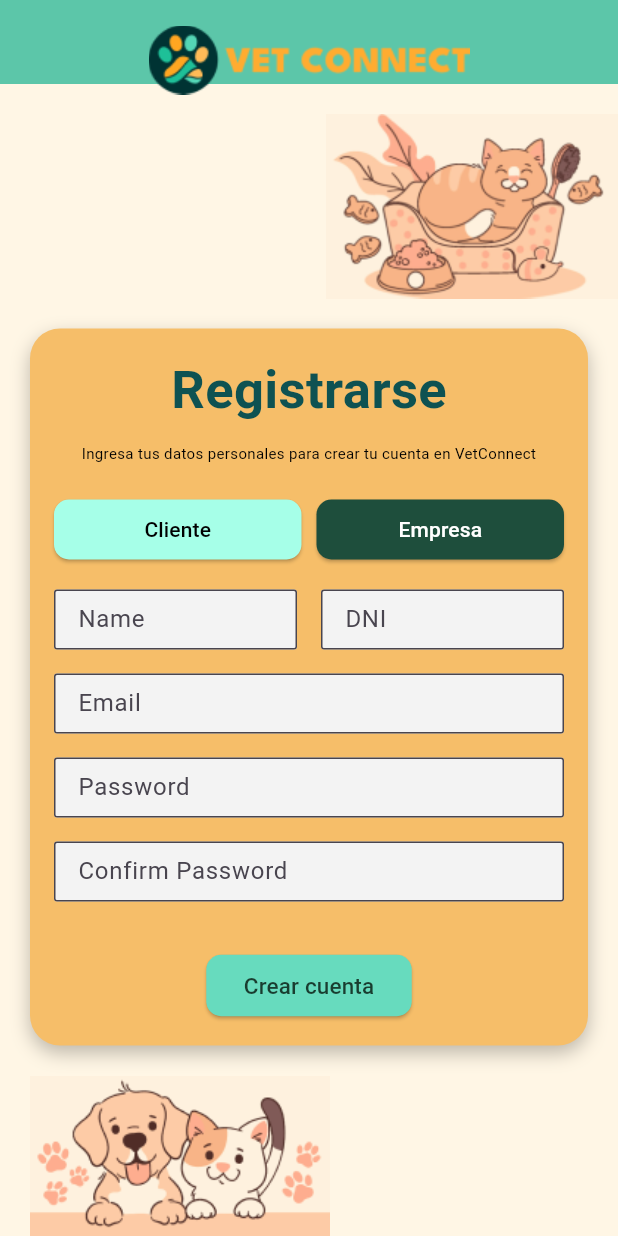
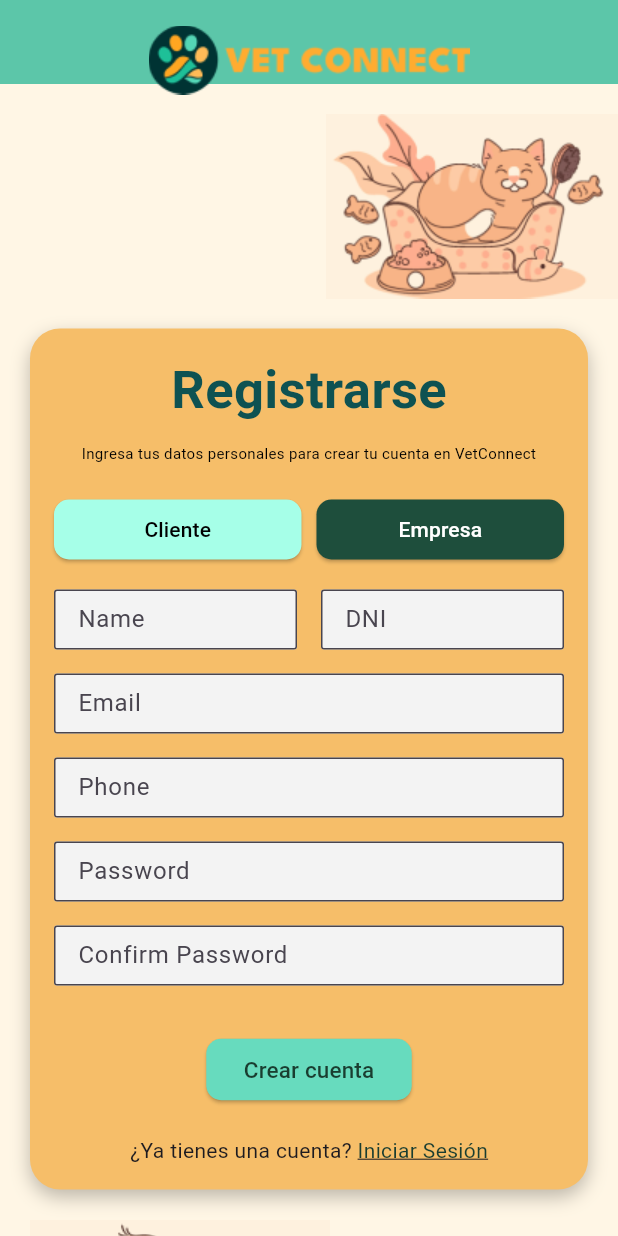
Before and after one commit to VetConnect-AppMoviles/VetConnect-App-Flutter, a Flutter app: the RegisterScreen screen opened by its route, on a phone screen of 412 x 824 dp. Run offline on Flutter 3.47's test engine with Material 3 defaults, Android fonts, the phone set to English and light mode, and no system bars.

Commit message:
feat: register_screen.dart

```diff
--- a/app_vetconnect_flutter/lib/screens/register_screen.dart
+++ b/app_vetconnect_flutter/lib/screens/register_screen.dart
@@ -1,4 +1,6 @@
 import 'package:flutter/material.dart';
+import 'package:http/http.dart' as http;
+import 'dart:convert';
 import '../widgets/custom_text_field.dart';
 
 class RegisterScreen extends StatefulWidget {
@@ -8,13 +10,64 @@ class RegisterScreen extends StatefulWidget {
 
 class _RegisterScreenState extends State<RegisterScreen> {
   final TextEditingController nameController = TextEditingController();
-  final TextEditingController dniController = TextEditingController();
   final TextEditingController emailController = TextEditingController();
   final TextEditingController passwordController = TextEditingController();
-  final TextEditingController confirmPasswordController =
-      TextEditingController();
+  final TextEditingController confirmPasswordController = TextEditingController();
+  final TextEditingController dniController = TextEditingController();
+  final TextEditingController rucController = TextEditingController();
+  final TextEditingController phoneController = TextEditingController();
 
   bool isClientSelected = true;
+
+  Future<void> _registerUser() async {
+    if (nameController.text.isEmpty ||
+        emailController.text.isEmpty ||
+        passwordController.text.isEmpty ||
+        confirmPasswordController.text.isEmpty ||
+        phoneController.text.isEmpty ||
+        (isClientSelected && dniController.text.isEmpty) ||
+        (!isClientSelected && rucController.text.isEmpty)) {
+      ScaffoldMessenger.of(context).showSnackBar(
+        SnackBar(content: Text('Please fill all fields')),
+      );
+      return;
+    }
+
+    if (passwordController.text != confirmPasswordController.text) {
+      ScaffoldMessenger.of(context).showSnackBar(
+        SnackBar(content: Text('Passwords do not match')),
+      );
+      return;
+    }
+
+    final String role = isClientSelected ? 'pet-owner' : 'vet-center';
+    final Map<String, dynamic> userData = {
+      'name': nameController.text,
+      'email': emailController.text,
+      'password': passwordController.text, // In a real app, hash the password
+      'phone': phoneController.text,
+      'roles': [role],
+    };
+
+    if (isClientSelected) {
+      userData['dni'] = dniController.text;
+    } else {
+      userData['ruc'] = rucController.text;
+    }
+
+    final response = await http.post(
+      Uri.parse('https://my-json-server.typicode.com/RodrLH/vetconnect-jsonserver/users'),
+      headers: {'Content-Type': 'application/json'},
+      body: json.encode(userData),
+    );
+
+    if (response.statusCode == 201) {
+      print('User Registered: ${nameController.text}');
+      Navigator.pushNamed(context, '/home');
+    } else {
+      print('Failed to register user');
+    }
+  }
 
   @override
   Widget build(BuildContext context) {
@@ -55,7 +108,6 @@ class _RegisterScreenState extends State<RegisterScreen> {
                   ],
                 ),
                 const SizedBox(height: 20),
-                // Formulario de registro
                 Container(
                   padding: const EdgeInsets.all(16.0),
                   margin: const EdgeInsets.symmetric(horizontal: 20),
@@ -90,7 +142,6 @@ class _RegisterScreenState extends State<RegisterScreen> {
                         ),
                       ),
                       const SizedBox(height: 20),
-                      // Botones de Cliente/Empresa
                       Row(
                         mainAxisAlignment: MainAxisAlignment.center,
                         children: [
@@ -146,7 +197,6 @@ class _RegisterScreenState extends State<RegisterScreen> {
                         ],
                       ),
                       const SizedBox(height: 16),
-                      // Campos del formulario
                       Row(
                         children: [
                           Expanded(
@@ -155,14 +205,20 @@ class _RegisterScreenState extends State<RegisterScreen> {
                           ),
                           const SizedBox(width: 16),
                           Expanded(
-                            child: CustomTextField(
-                                label: 'DNI', controller: dniController),
+                            child: isClientSelected
+                                ? CustomTextField(
+                                label: 'DNI', controller: dniController)
+                                : CustomTextField(
+                                label: 'RUC', controller: rucController),
                           ),
                         ],
                       ),
                       const SizedBox(height: 16),
                       CustomTextField(
                           label: 'Email', controller: emailController),
+                      const SizedBox(height: 16),
+                      CustomTextField(
+                          label: 'Phone', controller: phoneController),
                       const SizedBox(height: 16),
                       CustomTextField(
                         label: 'Password',
@@ -176,16 +232,11 @@ class _RegisterScreenState extends State<RegisterScreen> {
                         obscureText: true,
                       ),
                       const SizedBox(height: 32),
-                      // Botón de Crear cuenta
                       ElevatedButton(
-                        onPressed: () {
-                          // Lógica de registro
-                          print('User Registered: ${nameController.text}');
-                          Navigator.pushNamed(context, '/home');
-                        },
+                        onPressed: _registerUser,
                         style: ElevatedButton.styleFrom(
                           backgroundColor:
-                              const Color(0xFF67DBBE), // Verde claro
+                          const Color(0xFF67DBBE), // Verde claro
                           padding: const EdgeInsets.symmetric(
                               vertical: 10, horizontal: 25),
                           shape: RoundedRectangleBorder(
@@ -200,19 +251,37 @@ class _RegisterScreenState extends State<RegisterScreen> {
                           ),
                         ),
                       ),
+                      const SizedBox(height: 20),
+                      Row(
+                        mainAxisAlignment: MainAxisAlignment.center,
+                        children: [
+                          const Text('¿Ya tienes una cuenta? '),
+                          GestureDetector(
+                            onTap: () {
+                              Navigator.pushNamed(context, '/');
+                            },
+                            child: const Text(
+                              'Iniciar Sesión',
+                              style: TextStyle(
+                                decoration: TextDecoration.underline,
+                                color: Color(0xFF193D30),
+                              ),
+                            ),
+                          ),
+                        ],
+                      ),
                     ],
                   ),
                 ),
                 const SizedBox(height: 20),
-                // Imagen inferior con texto
                 Padding(
                   padding:
-                      const EdgeInsets.only(left: 20), // Padding a la izquierda
+                  const EdgeInsets.only(left: 20),
                   child: Row(
                     mainAxisAlignment: MainAxisAlignment.start,
                     children: [
                       Image.asset('assets/images/pets.png',
-                          height: 200), // Imagen a la izquierda
+                          height: 200),
                     ],
                   ),
                 ),
```
